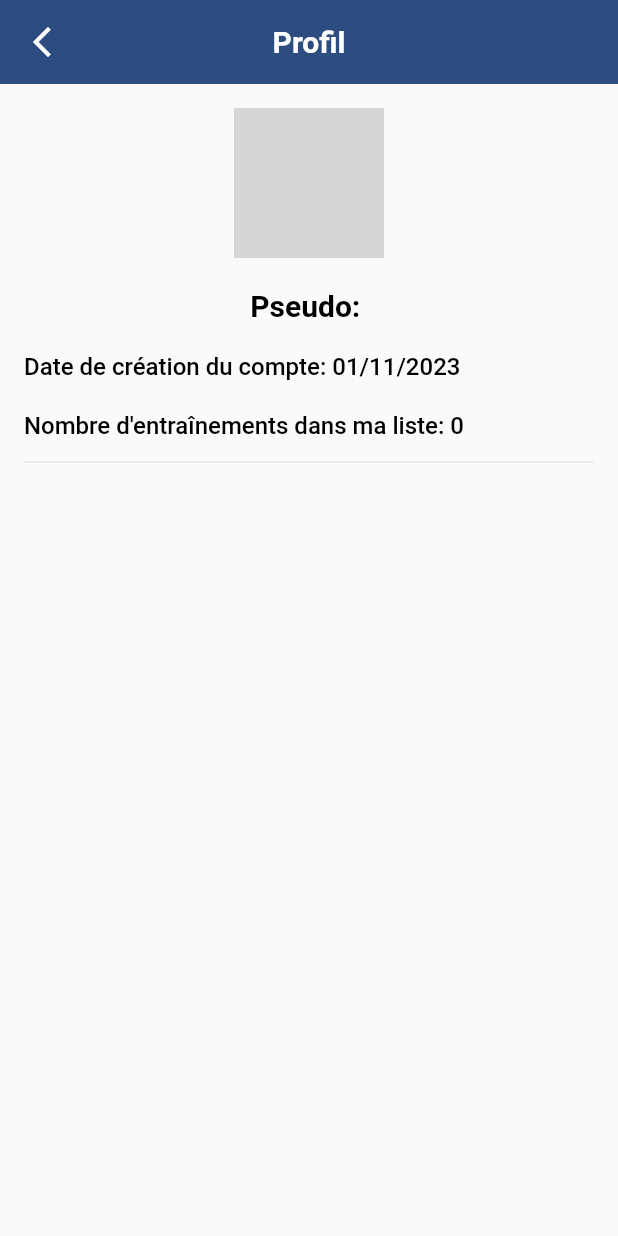
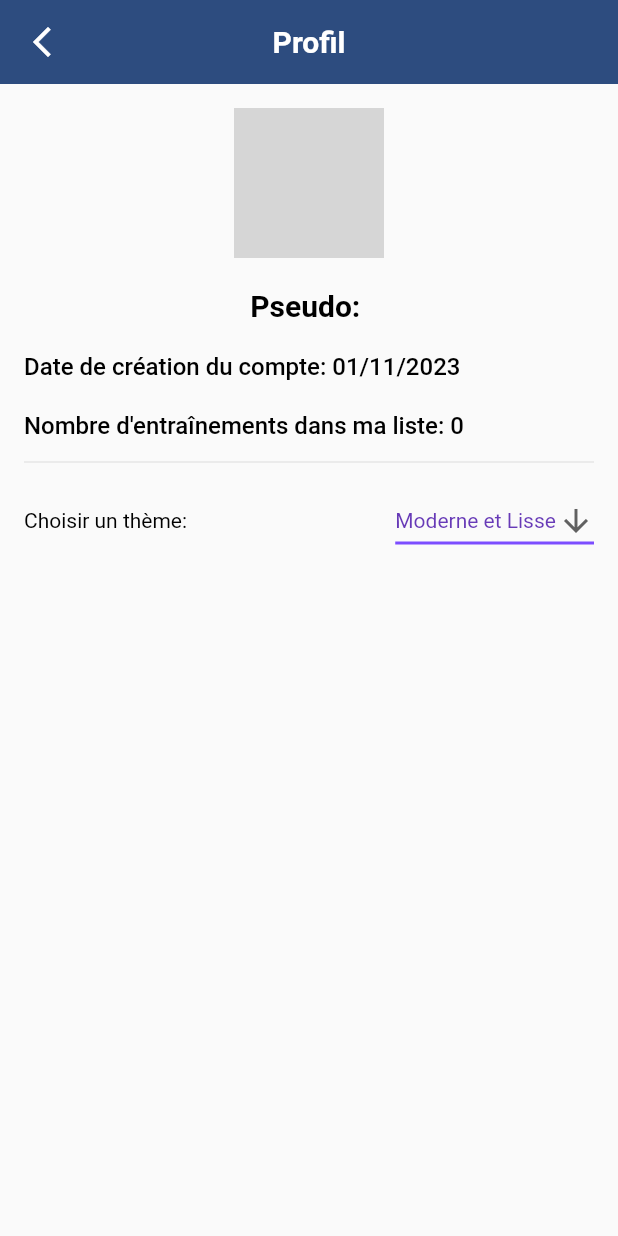
Before and after one commit to kevindjeradi/Ksport, a Flutter app: the ProfilePage screen opened directly, on a phone screen of 412 x 824 dp. Run offline on Flutter 3.47's test engine with Material 2 defaults, Android fonts, the phone set to English and light mode, and no system bars; our stand-ins replace circular_countdown_timer, flutter_secure_storage; accounts and stored records are empty; network calls fail; grey boxes are pictures that could not be loaded.

Commit message:
creating provider for colorSchemes and adding button to change colorScheme in profile

```diff
--- a/k_sport_front/lib/main.dart
+++ b/k_sport_front/lib/main.dart
@@ -2,6 +2,7 @@
 import 'package:flutter/material.dart';
 import 'package:k_sport_front/provider/auth_notifier.dart';
 import 'package:k_sport_front/provider/schedule_training_provider.dart';
+import 'package:k_sport_front/provider/theme_color_scheme_provider.dart';
 import 'package:k_sport_front/provider/user_provider.dart';
 import 'package:k_sport_front/theme/theme_light.dart';
 import 'package:k_sport_front/views/auth/login_page.dart';
@@ -16,6 +17,8 @@ void main() => runApp(
           ChangeNotifierProvider(create: (context) => UserProvider()),
           ChangeNotifierProvider(
               create: (context) => ScheduleTrainingProvider()),
+          ChangeNotifierProvider(
+              create: (context) => ThemeColorSchemeProvider()),
         ],
         child: const MyApp(),
       ),
@@ -28,7 +31,8 @@ class MyApp extends StatelessWidget {
   Widget build(BuildContext context) {
     return MaterialApp(
       title: 'K Sports',
-      theme: themeLight(),
+      theme: themeLight(
+          Provider.of<ThemeColorSchemeProvider>(context).colorScheme),
       darkTheme: ThemeData(
         brightness: Brightness.dark,
         primarySwatch: Colors.blue,
--- /dev/null
+++ b/k_sport_front/lib/provider/theme_color_scheme_provider.dart
@@ -0,0 +1,75 @@
+import 'package:flutter/material.dart';
+
+class ThemeColorSchemeProvider with ChangeNotifier {
+  final List<CustomColorScheme> _themes = [
+    CustomColorScheme(
+      name: "Moderne et Lisse",
+      colorScheme: const ColorScheme.light(
+        primary: Color(0xFF2D4C7F),
+        primaryContainer: Color(0xFFD0DAE9),
+        secondary: Color(0xFFF4A261),
+        secondaryContainer: Color(0xFFFFE8D6),
+        background: Color(0xFFF0F4F8),
+        surface: Colors.white,
+        error: Color(0xFFE76F51),
+        onPrimary: Colors.white,
+        onSecondary: Colors.black,
+        onBackground: Colors.black,
+        onSurface: Colors.black,
+        onError: Colors.white,
+      ),
+    ),
+    CustomColorScheme(
+      name: "Bleu",
+      colorScheme: const ColorScheme.light(
+        primary: Color(0xFF0056D2),
+        primaryContainer: Color(0xFFD6E4FF),
+        secondary: Color(0xFF007BFF),
+        secondaryContainer: Color(0xFFCCE0FF),
+        background: Color(0xFFF3F4F6),
+        surface: Colors.white,
+        error: Colors.redAccent,
+        onPrimary: Colors.white,
+        onSecondary: Colors.white,
+        onBackground: Colors.black,
+        onSurface: Colors.black,
+        onError: Colors.white,
+      ),
+    ),
+    CustomColorScheme(
+      name: "Orange et Marron",
+      colorScheme: const ColorScheme.light(
+        primary: Color(0xFFFF8A65),
+        primaryContainer: Color(0xFFFFBB93),
+        secondary: Color(0xFF8D6E63),
+        secondaryContainer: Color(0xFFC19A8B),
+        background: Color(0xFFF5F5F5),
+        surface: Colors.white,
+        error: Color(0xFFE57373),
+        onPrimary: Colors.white,
+        onSecondary: Colors.white,
+        onBackground: Colors.black,
+        onSurface: Colors.black,
+        onError: Colors.white,
+      ),
+    ),
+  ];
+
+  int _currentIndex = 0;
+
+  ColorScheme get colorScheme => _themes[_currentIndex].colorScheme;
+  String get currentThemeName => _themes[_currentIndex].name;
+  List<String> get availableThemes => _themes.map((t) => t.name).toList();
+
+  void setColorScheme(int index) {
+    _currentIndex = index;
+    notifyListeners();
+  }
+}
+
+class CustomColorScheme {
+  final String name;
+  final ColorScheme colorScheme;
+
+  CustomColorScheme({required this.name, required this.colorScheme});
+}
--- a/k_sport_front/lib/views/profile_page.dart
+++ b/k_sport_front/lib/views/profile_page.dart
@@ -1,6 +1,7 @@
 // profile_page.dart
 import 'package:flutter/material.dart';
 import 'package:k_sport_front/components/navigation/return_app_bar.dart';
+import 'package:k_sport_front/provider/theme_color_scheme_provider.dart';
 import 'package:k_sport_front/provider/user_provider.dart';
 import 'package:provider/provider.dart';
 import 'package:intl/intl.dart';
@@ -11,6 +12,7 @@ class ProfilePage extends StatelessWidget {
   @override
   Widget build(BuildContext context) {
     final theme = Theme.of(context);
+    final themeProvider = Provider.of<ThemeColorSchemeProvider>(context);
 
     return Scaffold(
       appBar: ReturnAppBar(
@@ -51,6 +53,34 @@ class ProfilePage extends StatelessWidget {
                   style: Theme.of(context).textTheme.bodyLarge,
                 ),
                 const Divider(height: 30.0),
+                Row(
+                  mainAxisAlignment: MainAxisAlignment.spaceBetween,
+                  children: [
+                    const Text("Choisir un thème:"),
+                    DropdownButton<String>(
+                      value: themeProvider.currentThemeName,
+                      icon: const Icon(Icons.arrow_downward),
+                      elevation: 16,
+                      style: const TextStyle(color: Colors.deepPurple),
+                      underline: Container(
+                        height: 2,
+                        color: Colors.deepPurpleAccent,
+                      ),
+                      onChanged: (String? newValue) {
+                        final newIndex =
+                            themeProvider.availableThemes.indexOf(newValue!);
+                        themeProvider.setColorScheme(newIndex);
+                      },
+                      items: themeProvider.availableThemes
+                          .map<DropdownMenuItem<String>>((String value) {
+                        return DropdownMenuItem<String>(
+                          value: value,
+                          child: Text(value),
+                        );
+                      }).toList(),
+                    ),
+                  ],
+                ),
               ],
             ),
           );
```
Also changed, not shown: k_sport_front/lib/theme/theme_light.dart (+15 -15 lines).
